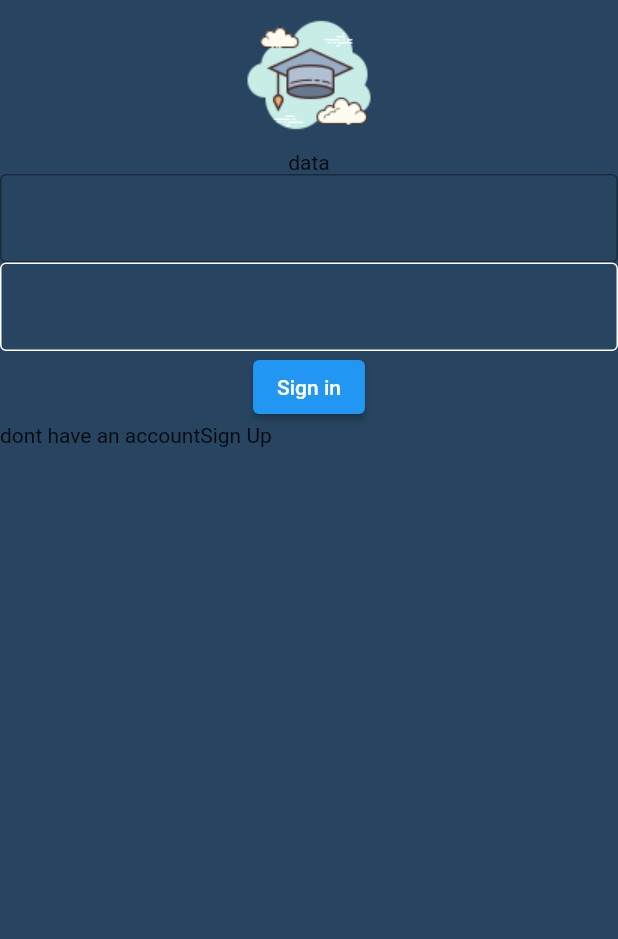
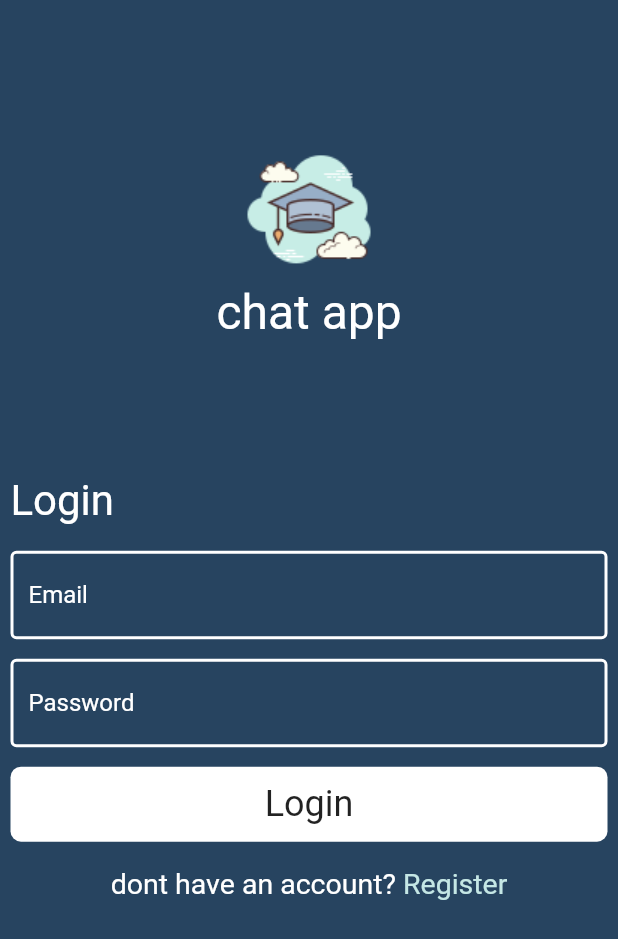
Before and after one commit to somaa1/chatapp, a Flutter app: the screen it shows after launch, on a phone screen of 412 x 824 dp. Shown: the top 939 px of the screen. Run offline on Flutter 3.47's test engine with Material 2 defaults, Android fonts, the phone set to English and light mode, and no system bars; Roboto replaces fonts that are missing (pacifico).

Commit message:
commit => do soma code

```diff
--- /dev/null
+++ b/lib/core/routes/routes.dart
@@ -0,0 +1,4 @@
+class routes {
+  static const Login = '/login_page';
+  static const Register = '/Register_page';
+}
--- a/lib/main.dart
+++ b/lib/main.dart
@@ -1,3 +1,8 @@
+import 'package:chatapp/core/routes/routes.dart';
+import 'package:chatapp/pages/Register_page.dart';
+import 'package:chatapp/pages/login_page.dart';
+import 'package:chatapp/widgets/custom_button.dart';
+import 'package:chatapp/widgets/custom_text_field.dart';
 import 'package:flutter/material.dart';
 
 void main() {
@@ -12,51 +17,12 @@ class MyApp extends StatelessWidget {
   Widget build(BuildContext context) {
     return MaterialApp(
       debugShowCheckedModeBanner: false,
+      initialRoute: routes.Login,
+      routes: {
+        routes.Login :(context)=> const Login(),
+        routes.Register :(context)=> const Register()
+      },
       home: Login(),
     );
   }
 }
-
-class Login extends StatefulWidget {
-  const Login({super.key});
-
-  @override
-  State<Login> createState() => _LoginState();
-}
-
-class _LoginState extends State<Login> {
-  @override
-  Widget build(BuildContext context) {
-    return Scaffold(
-      backgroundColor: Color(0Xff274460),
-      body:
-
-      Column(
-          children: [
-            Image.asset('assets/images/scholar.png'),
-            Text("data"),
-            TextFormField(
-              decoration: InputDecoration(border: OutlineInputBorder()),
-            ),
-            TextField(
-
-              decoration: InputDecoration(
-                enabledBorder:OutlineInputBorder(
-
-                  borderSide: BorderSide(color: Colors.white),) ,
-                border: OutlineInputBorder(
-
-                    borderSide: BorderSide(color: Colors.white),),
-
-              ),
-            ),
-            ElevatedButton(onPressed: () {}, child: Text("Sign in")),
-            Row(
-              children: [Text('dont have an account'), Text("Sign Up")],
-            )
-          ],
-        ),
-
-    );
-  }
-}
--- /dev/null
+++ b/lib/pages/login_page.dart
@@ -0,0 +1,79 @@
+import 'package:chatapp/core/routes/routes.dart';
+import 'package:chatapp/pages/Register_page.dart';
+import 'package:flutter/material.dart';
+
+import '../widgets/custom_button.dart';
+import '../widgets/custom_text_field.dart';
+
+class Login extends StatelessWidget {
+  const Login({super.key});
+
+  @override
+  Widget build(BuildContext context) {
+    return Scaffold(
+      backgroundColor: Color(0Xff274460),
+      body: Padding(
+        padding: const EdgeInsets.symmetric(horizontal: 7),
+        child: Column(
+          children: [
+            Spacer(
+              flex: 2,
+            ),
+            Image.asset('assets/images/scholar.png'),
+            Text(
+              "chat app",
+              style: TextStyle(
+                  fontSize: 32, fontFamily: 'pacifico', color: Colors.white),
+            ),
+            Spacer(
+              flex: 2,
+            ),
+            Row(
+              children: [
+                Text(
+                  "Login",
+                  style: TextStyle(color: Colors.white, fontSize: 28),
+                ),
+              ],
+            ),
+            SizedBox(
+              height: 17,
+            ),
+            CustomeField(hintString: "Email"),
+            SizedBox(
+              height: 13,
+            ),
+            CustomeField(
+              hintString: 'Password',
+            ),
+            SizedBox(
+              height: 13,
+            ),
+            CustomButton(text: 'Login'),
+            SizedBox(
+              height: 17,
+            ),
+            Row(
+              mainAxisAlignment: MainAxisAlignment.center,
+              children: [
+                Text(
+                  'dont have an account?',
+                  style: TextStyle(color: Colors.white, fontSize: 19),
+                ),
+                GestureDetector(
+                  onTap: (){
+Navigator.pushNamed(context, routes.Register)    ;              },
+                  child: Text(
+                    " Register",
+                    style: TextStyle(color: Color(0XffC5E7E5), fontSize: 19),
+                  ),
+                ),
+              ],
+            ),
+            Spacer(flex: 5)
+          ],
+        ),
+      ),
+    );
+  }
+}
```
Also changed, not shown: lib/pages/Register_page.dart (added, +79 -0 lines), lib/constant.dart (added).
